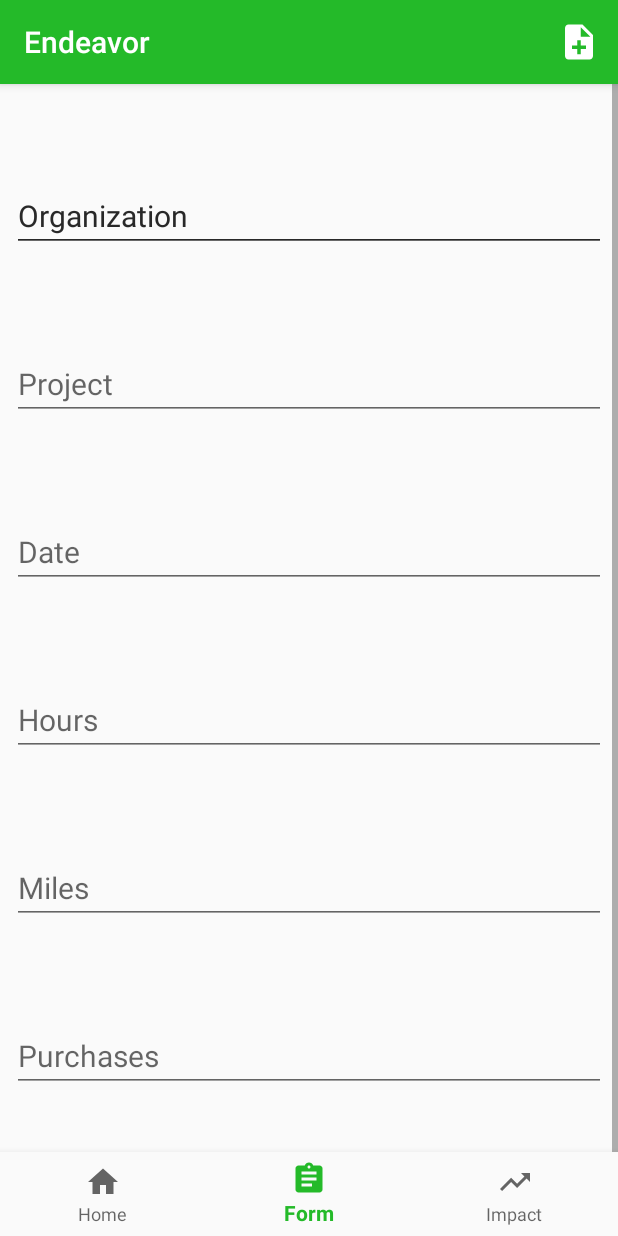
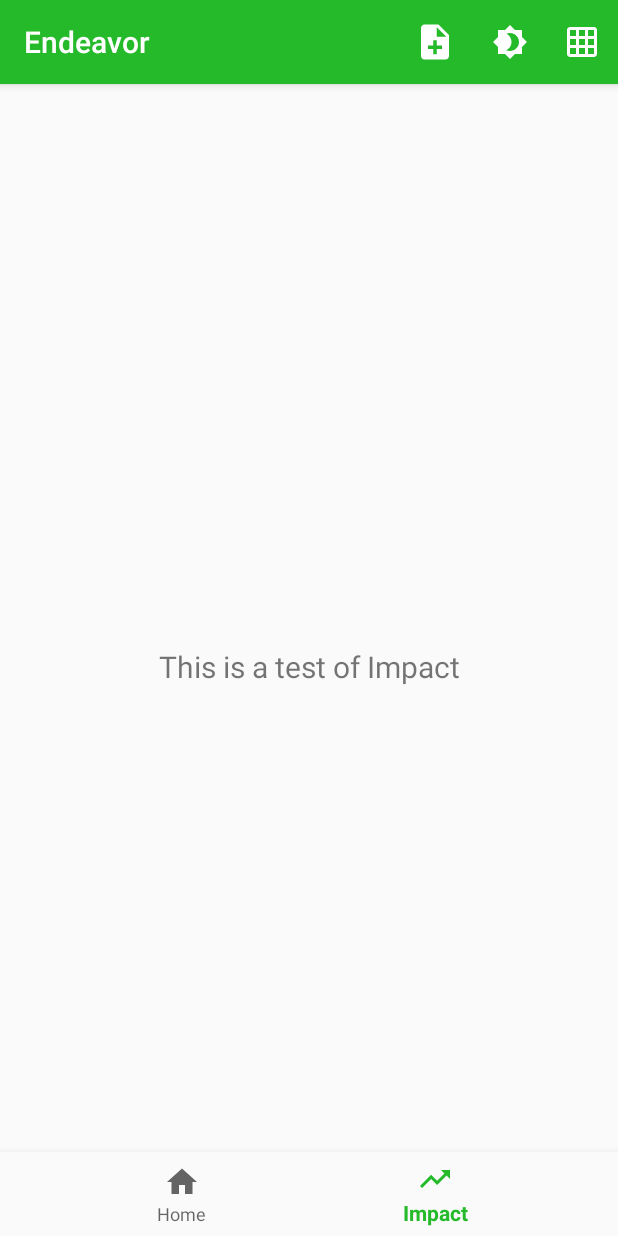
Before and after one commit to aspittman/Endeavor, an Android app: the screen it shows after launch (MainActivity), item 2 of the bottom bar chosen, on a phone screen of 412 x 824 dp. Run offline under Robolectric (Android 15) with nearby library versions, the phone set to English and light mode, and no system bars; our stand-ins replace Room's generated code, navigation-ui.

Commit message:
Components Updated

```diff
--- a/app/src/main/java/com/affinityapps/endeavor/data/Form.java
+++ b/app/src/main/java/com/affinityapps/endeavor/data/Form.java
@@ -15,7 +15,7 @@ public class Form {
 
     private String project;
 
-    private float date;
+    private String date;
 
     private double hours;
 
@@ -24,8 +24,7 @@ public class Form {
     private double purchases;
 
 
-    public Form(int id, String documentTitle, String organization, String project, float date, double hours, double miles, double purchases) {
-        this.id = id;
+    public Form(String documentTitle, String organization, String project, String date, double hours, double miles, double purchases) {
         this.documentTitle = documentTitle;
         this.organization = organization;
         this.project = project;
@@ -56,7 +55,7 @@ public class Form {
         return project;
     }
 
-    public float getDate() {
+    public String getDate() {
         return date;
     }
 
--- a/app/src/main/java/com/affinityapps/endeavor/data/FormDatabase.java
+++ b/app/src/main/java/com/affinityapps/endeavor/data/FormDatabase.java
@@ -9,7 +9,7 @@ import androidx.room.Room;
 import androidx.room.RoomDatabase;
 import androidx.sqlite.db.SupportSQLiteDatabase;
 
-@Database(entities = {Form.class}, version = 1, exportSchema = false)
+@Database(entities = {Form.class}, version = 2, exportSchema = false)
 public abstract class FormDatabase extends RoomDatabase {
 
     private static FormDatabase instance;
@@ -44,9 +44,9 @@ public abstract class FormDatabase extends RoomDatabase {
 
         @Override
         protected Void doInBackground(Void... voids) {
-            formDao.insert(new Form(1, "test", "test", "test", 1, 1.2, 1.3, 1.4));
-            formDao.insert(new Form(1, "test", "test", "test", 2, 1.2, 1.3, 1.4));
-            formDao.insert(new Form(1, "test", "test", "test", 3, 1.2, 1.3, 1.4));
+            formDao.insert(new Form("test", "test", "test", "3/234/234", 1.2, 1.3, 1.4));
+            formDao.insert(new Form("test", "test", "test", "234/234/234", 1.2, 1.3, 1.4));
+            formDao.insert(new Form("test", "test", "test", "345/324/23", 1.2, 1.3, 1.4));
             return null;
         }
     }
--- a/app/src/main/java/com/affinityapps/endeavor/ui/form/FormFragment.java
+++ /dev/null
@@ -1,63 +0,0 @@
-package com.affinityapps.endeavor.ui.form;
-
-import android.os.Bundle;
-import android.view.LayoutInflater;
-import android.view.View;
-import android.view.ViewGroup;
-import android.widget.Button;
-import android.widget.EditText;
-
-import androidx.annotation.NonNull;
-import androidx.annotation.Nullable;
-import androidx.fragment.app.Fragment;
-
-import com.affinityapps.endeavor.R;
-import com.affinityapps.endeavor.databinding.FragmentFormBinding;
-
-public class FormFragment extends Fragment {
-
-    private EditText editDocumentTitle;
-    private EditText editOrganization;
-    private EditText editProject;
-    private EditText editDate;
-    private EditText editHours;
-    private EditText editMiles;
-    private EditText editPurchases;
-    private Button saveFormButton;
-
-
-    private FragmentFormBinding binding;
-    @Nullable
-    @Override
-    public View onCreateView(@NonNull LayoutInflater inflater, @Nullable ViewGroup container, @Nullable Bundle savedInstanceState) {
-        binding = FragmentFormBinding.inflate(inflater, container, false);
-        View rootView = binding.getRoot();
-
-        editDocumentTitle = binding.editDocumentTitle;
-        editOrganization = binding.editOrganization;
-        editProject = binding.editProject;
-        editDate = binding.editDate;
-        editHours = binding.editHours;
-        editMiles = binding.editMiles;
-        editPurchases = binding.editPurchases;
-        saveFormButton = binding.saveNoteButton;
-
-        return rootView;
-    }
-
-    private void SaveForm() {
-        String documentTitle = editDocumentTitle.getText().toString();
-        String organization = editOrganization.getText().toString();
-        String project = editProject.getText().toString();
-        String date = editDate.getText().toString();
-        int hours = editHours.getInputType();
-        int miles = editMiles.getInputType();
-        int purchases = editPurchases.getInputType();
-    }
-
-    @Override
-    public void onDestroyView() {
-        super.onDestroyView();
-        binding = null;
-    }
-}
--- /dev/null
+++ b/app/src/main/res/drawable/ic_baseline_brightness_4_24.xml
@@ -0,0 +1,10 @@
+<vector xmlns:android="http://schemas.android.com/apk/res/android"
+    android:width="24dp"
+    android:height="24dp"
+    android:viewportWidth="24"
+    android:viewportHeight="24"
+    android:tint="?attr/colorControlNormal">
+  <path
+      android:fillColor="@android:color/white"
+      android:pathData="M20,8.69V4h-4.69L12,0.69 8.69,4H4v4.69L0.69,12 4,15.31V20h4.69L12,23.31 15.31,20H20v-4.69L23.31,12 20,8.69zM12,18c-0.89,0 -1.74,-0.2 -2.5,-0.55C11.56,16.5 13,14.42 13,12s-1.44,-4.5 -3.5,-5.45C10.26,6.2 11.11,6 12,6c3.31,0 6,2.69 6,6s-2.69,6 -6,6z"/>
+</vector>
--- /dev/null
+++ b/app/src/main/res/drawable/ic_baseline_grid_on_24.xml
@@ -0,0 +1,10 @@
+<vector xmlns:android="http://schemas.android.com/apk/res/android"
+    android:width="24dp"
+    android:height="24dp"
+    android:viewportWidth="24"
+    android:viewportHeight="24"
+    android:tint="?attr/colorControlNormal">
+  <path
+      android:fillColor="@android:color/white"
+      android:pathData="M20,2L4,2c-1.1,0 -2,0.9 -2,2v16c0,1.1 0.9,2 2,2h16c1.1,0 2,-0.9 2,-2L22,4c0,-1.1 -0.9,-2 -2,-2zM8,20L4,20v-4h4v4zM8,14L4,14v-4h4v4zM8,8L4,8L4,4h4v4zM14,20h-4v-4h4v4zM14,14h-4v-4h4v4zM14,8h-4L10,4h4v4zM20,20h-4v-4h4v4zM20,14h-4v-4h4v4zM20,8h-4L16,4h4v4z"/>
+</vector>
--- a/app/src/main/res/layout/fragment_form.xml
+++ b/app/src/main/res/layout/activity_form.xml
@@ -1,6 +1,5 @@
 <?xml version="1.0" encoding="utf-8"?>
 <ScrollView xmlns:android="http://schemas.android.com/apk/res/android"
-    xmlns:app="http://schemas.android.com/apk/res-auto"
     xmlns:tools="http://schemas.android.com/tools"
     android:layout_width="match_parent"
     android:layout_height="match_parent">
@@ -8,17 +7,17 @@
     <RelativeLayout
         android:layout_width="match_parent"
         android:layout_height="wrap_content"
-        tools:context=".ui.form.FormFragment">
+        tools:context=".ui.form.FormActivity">
 
         <EditText
             android:id="@+id/edit_document_title"
             android:layout_width="match_parent"
             android:layout_height="wrap_content"
             android:layout_marginStart="8dp"
-            android:layout_marginTop="64dp"
+            android:layout_marginTop="30dp"
             android:layout_marginEnd="8dp"
-            android:autofillHints="@string/form_organization"
-            android:hint="@string/form_organization"
+            android:autofillHints="@string/form_document_title"
+            android:hint="@string/form_document_title"
             android:inputType="text"
             android:textSize="20sp" />
 
@@ -26,6 +25,7 @@
             android:id="@+id/edit_organization"
             android:layout_width="match_parent"
             android:layout_height="wrap_content"
+            android:layout_below="@+id/edit_document_title"
             android:layout_marginStart="8dp"
             android:layout_marginTop="64dp"
             android:layout_marginEnd="8dp"
@@ -103,12 +103,12 @@
             android:id="@+id/save_note_button"
             android:layout_width="match_parent"
             android:layout_height="wrap_content"
-            android:background="@color/LightAccentGreen"
             android:layout_below="@+id/edit_purchases"
             android:layout_marginStart="8dp"
             android:layout_marginTop="64dp"
             android:layout_marginEnd="8dp"
-            android:text="@string/save_option"/>
+            android:background="@color/LightAccentGreen"
+            android:text="@string/save_option" />
 
     </RelativeLayout>
 </ScrollView>
--- a/app/src/main/res/menu/bottom_nav_options.xml
+++ b/app/src/main/res/menu/bottom_nav_options.xml
@@ -7,11 +7,6 @@
         android:title="@string/menu_home" />
 
     <item
-        android:id="@+id/formFragment"
-        android:icon="@drawable/ic_assignment_black_24dp"
-        android:title="@string/menu_form" />
-
-    <item
         android:id="@+id/impactFragment"
         android:icon="@drawable/ic_trending_up_black_24dp"
         android:title="@string/menu_impact" />
--- a/app/src/main/res/menu/toolbar_options.xml
+++ b/app/src/main/res/menu/toolbar_options.xml
@@ -3,21 +3,23 @@
     xmlns:app="http://schemas.android.com/apk/res-auto">
 
     <item
-        android:id="@+id/switch_option"
+        android:id="@+id/add_form_option"
         android:orderInCategory="1"
-        android:title="@string/menu_form"
+        android:title="@string/add_option"
         android:icon="@drawable/ic_baseline_note_add_24"
         app:showAsAction="ifRoom"/>
 
-<!--    <item-->
-<!--        android:id="@+id/dark_option"-->
-<!--        android:orderInCategory="2"-->
-<!--        android:title="@string/menu_home"-->
-<!--        app:showAsAction="ifRoom"/>-->
+    <item
+        android:id="@+id/dark_switch_option"
+        android:orderInCategory="2"
+        android:title="@string/dark_option"
+        android:icon="@drawable/ic_baseline_brightness_4_24"
+        app:showAsAction="ifRoom"/>
 
-<!--    <item-->
-<!--        android:id="@+id/test_option"-->
-<!--        android:orderInCategory="3"-->
-<!--        android:title="@string/menu_impact"-->
-<!--        app:showAsAction="ifRoom"/>-->
+    <item
+        android:id="@+id/grid_switch_option"
+        android:orderInCategory="3"
+        android:title="@string/grid_option"
+        android:icon="@drawable/ic_baseline_grid_on_24"
+        app:showAsAction="ifRoom"/>
 </menu>
--- a/app/src/main/res/navigation/navigation_paths.xml
+++ b/app/src/main/res/navigation/navigation_paths.xml
@@ -10,11 +10,6 @@
         android:name="com.affinityapps.endeavor.ui.home.HomeFragment"
         android:label="HomeFragment"
         tools:layout="@layout/fragment_home" />
-    <fragment
-        android:id="@+id/formFragment"
-        android:name="com.affinityapps.endeavor.ui.form.FormFragment"
-        android:label="FormFragment"
-        tools:layout="@layout/fragment_form" />
 
     <fragment
         android:id="@+id/impactFragment"
--- a/app/src/main/res/values/strings.xml
+++ b/app/src/main/res/values/strings.xml
@@ -2,9 +2,9 @@
     <string name="app_name">Endeavor</string>
 
 <!--AppBar Options-->
+    <string name="add_option">TestForMenu</string>
     <string name="dark_option">DarkMode</string>
-    <string name="view_option">GridView</string>
-    <string name="test_option">TestForMenu</string>
+    <string name="grid_option">GridView</string>
 
 <!--Bottom Navigation Menu Options-->
     <string name="menu_home">Home</string>
```
Also changed, not shown: app/src/main/AndroidManifest.xml (+9 -3 lines), app/src/main/java/com/affinityapps/endeavor/MainActivity.java (+12 -8 lines), app/src/main/java/com/affinityapps/endeavor/ui/form/FormActivity.java (added, +86 -0 lines), app/src/main/java/com/affinityapps/endeavor/ui/home/HomeFragment.java (+34 -4 lines).
